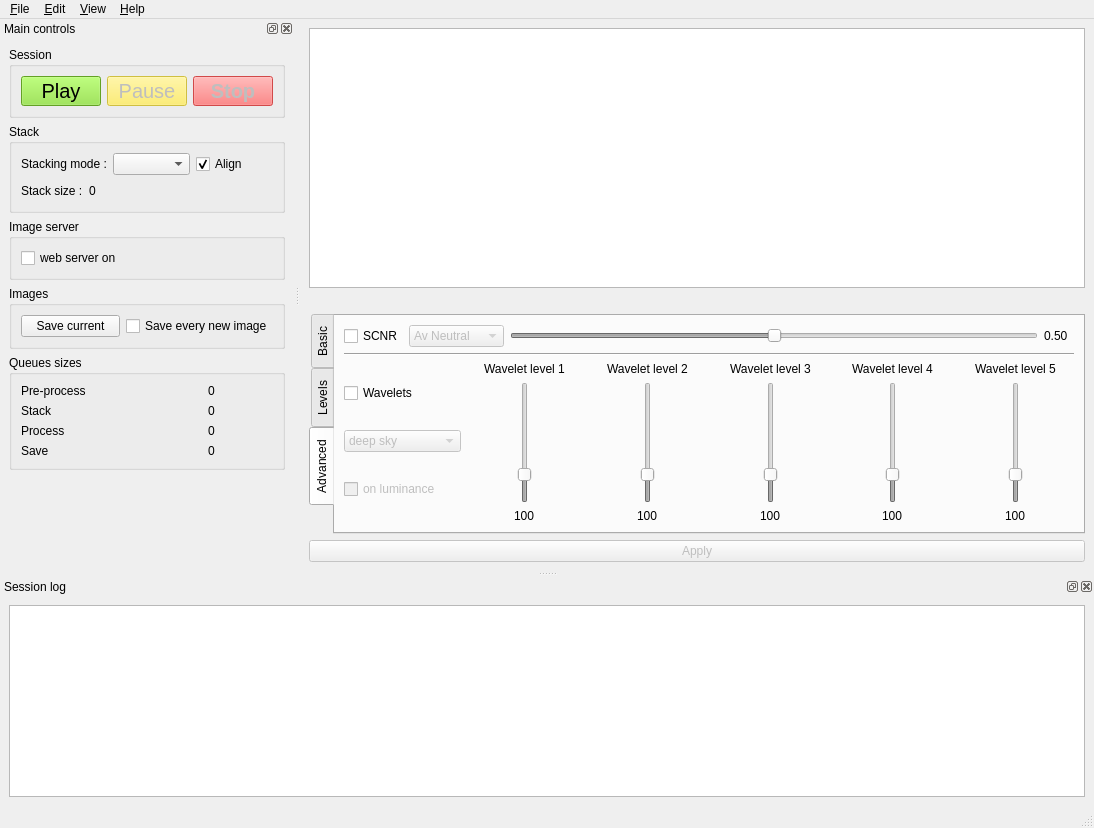
The window that src/als/ui/als_ui.ui (gehelem/als) describes before a commit, drawn with Qt 5.
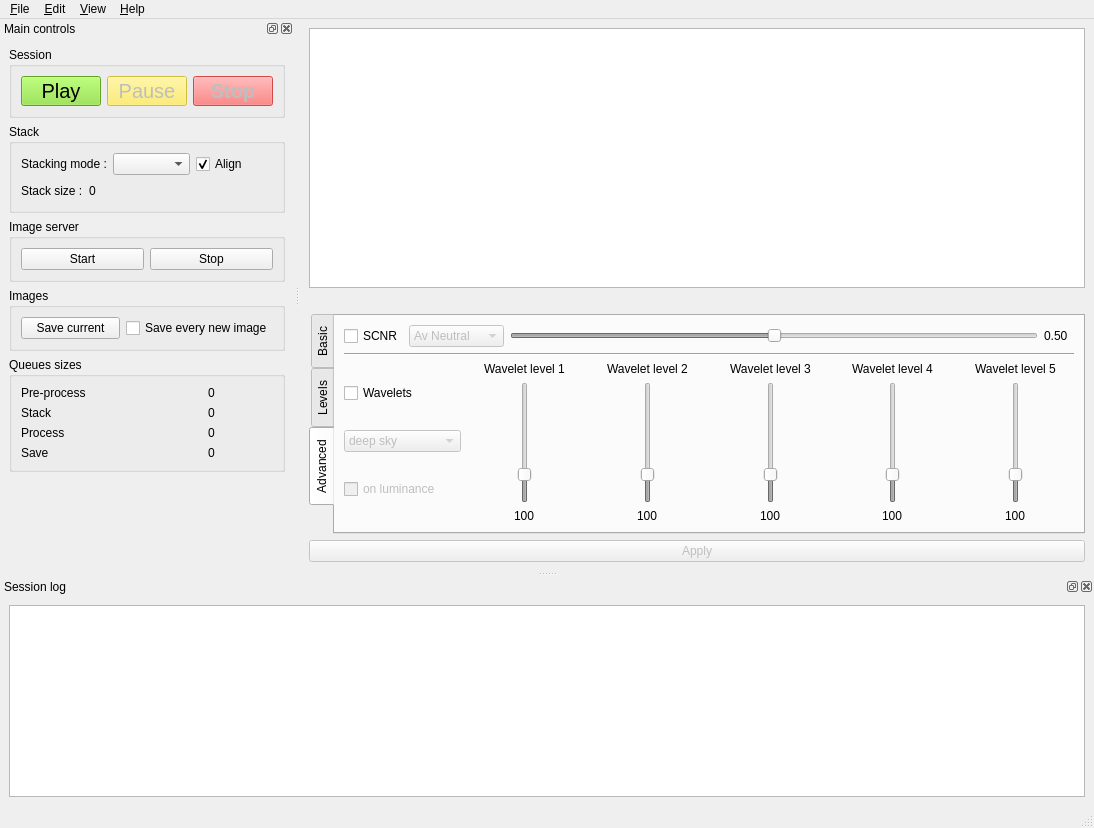
The same window after the commit. Custom widgets are drawn as their Qt base class.

Commit message: replace web start checkbox with 2 buttons

Diff of the .ui file:
```diff
--- a/src/als/ui/als_ui.ui
+++ b/src/als/ui/als_ui.ui
@@ -1212,20 +1212,18 @@
        <property name="title">
         <string>Image server</string>
        </property>
-       <layout class="QVBoxLayout" name="verticalLayout_11">
+       <layout class="QHBoxLayout" name="horizontalLayout_16">
         <item>
-         <widget class="QCheckBox" name="cbWww">
-          <property name="enabled">
-           <bool>true</bool>
+         <widget class="QPushButton" name="btn_web_start">
+          <property name="text">
+           <string>Start</string>
           </property>
-          <property name="maximumSize">
-           <size>
-            <width>16777215</width>
-            <height>20</height>
-           </size>
-          </property>
+         </widget>
+        </item>
+        <item>
+         <widget class="QPushButton" name="btn_web_stop">
           <property name="text">
-           <string>web server on</string>
+           <string>Stop</string>
           </property>
          </widget>
         </item>
```
The commit also changes 1 other file.
